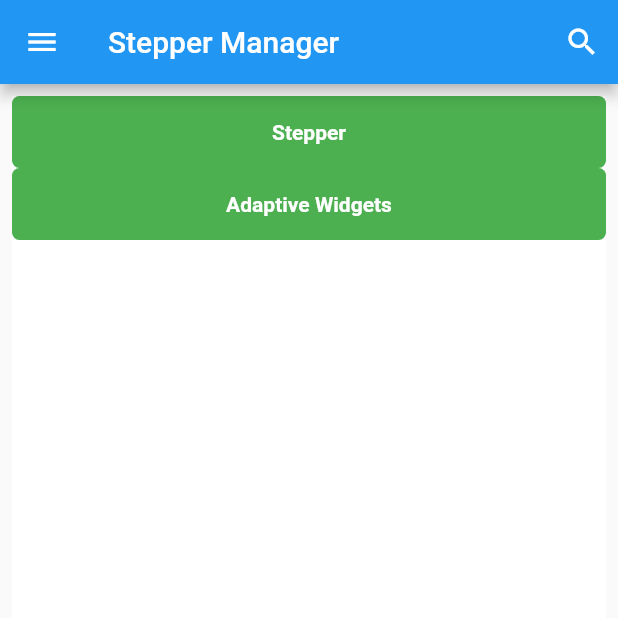
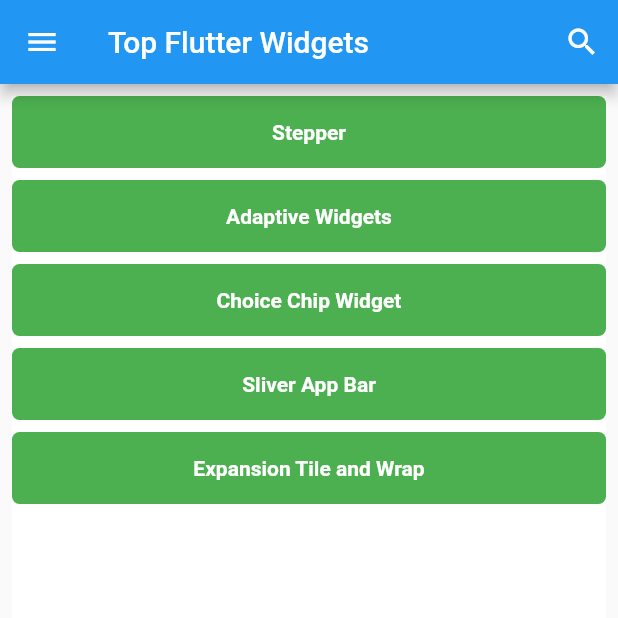
Before and after one commit to shakiz/flutter_top_widgets, a Flutter app: the screen it shows after launch, on a phone screen of 412 x 824 dp, the top half of it. Run offline on Flutter 3.47's test engine with Material 2 defaults, Android fonts, the light colour scheme and no system bars.

Commit message:
more widgets added

```diff
--- a/lib/home_page.dart
+++ b/lib/home_page.dart
@@ -1,6 +1,9 @@
 import 'package:flutter/cupertino.dart';
 import 'package:flutter/material.dart';
 import 'package:flutter_top_widgets/adaptive_widgets/adaptive_widgets.dart';
+import 'package:flutter_top_widgets/choice_chip_widget/choice_chip_widget.dart';
+import 'package:flutter_top_widgets/expansion_tile_and_wrap/expansion_tile_and_wrap.dart';
+import 'package:flutter_top_widgets/sliver_app_bar_widget/sliver_app_bar_widget.dart';
 import 'package:flutter_top_widgets/stepper_manager/stepper_manager.dart';
 
 import 'appbar_search_delegate/custom_appbar_search_delegate.dart';
@@ -17,11 +20,11 @@ class _HomePageState extends State<HomePage> {
   Widget build(BuildContext context) {
     return Scaffold(
       appBar: AppBar(
-        title: const Text("Stepper Manager"),
+        title: const Text("Top Flutter Widgets"),
         leading: Builder(
           builder: (context) => InkWell(
             onTap: () {
-              Navigator.of(context).pop();
+              //Navigator.of(context).pop();
             },
             child: const Icon(Icons.menu),
           ),
@@ -62,6 +65,7 @@ class _HomePageState extends State<HomePage> {
                 ),
               ),
             ),
+            const SizedBox(height: 8),
             TextButton(
               style: ButtonStyle(
                 backgroundColor: MaterialStateProperty.all(Colors.green),
@@ -84,6 +88,75 @@ class _HomePageState extends State<HomePage> {
                 ),
               ),
             ),
+            const SizedBox(height: 8),
+            TextButton(
+              style: ButtonStyle(
+                backgroundColor: MaterialStateProperty.all(Colors.green),
+                shape: MaterialStateProperty.all(RoundedRectangleBorder(
+                  borderRadius: BorderRadius.circular(5.0),
+                )),
+              ),
+              onPressed: () async {
+                Navigator.push(context, MaterialPageRoute(builder: (context) => const ChoiceChipWidgets()));
+              },
+              //LOGIN //Drawer Main
+              child: const Padding(
+                padding: EdgeInsets.all(8),
+                child: Center(
+                  child: Text(
+                    "Choice Chip Widget",
+                    textAlign: TextAlign.center,
+                    style: TextStyle(color: Colors.white, fontWeight: FontWeight.bold),
+                  ),
+                ),
+              ),
+            ),
+            const SizedBox(height: 8),
+            TextButton(
+              style: ButtonStyle(
+                backgroundColor: MaterialStateProperty.all(Colors.green),
+                shape: MaterialStateProperty.all(RoundedRectangleBorder(
+                  borderRadius: BorderRadius.circular(5.0),
+                )),
+              ),
+              onPressed: () async {
+                Navigator.push(context, MaterialPageRoute(builder: (context) => const SliverAppBarWidget()));
+              },
+              //LOGIN //Drawer Main
+              child: const Padding(
+                padding: EdgeInsets.all(8),
+                child: Center(
+                  child: Text(
+                    "Sliver App Bar",
+                    textAlign: TextAlign.center,
+                    style: TextStyle(color: Colors.white, fontWeight: FontWeight.bold),
+                  ),
+                ),
+              ),
+            ),
+            const SizedBox(height: 8),
+            TextButton(
+              style: ButtonStyle(
+                backgroundColor: MaterialStateProperty.all(Colors.green),
+                shape: MaterialStateProperty.all(RoundedRectangleBorder(
+                  borderRadius: BorderRadius.circular(5.0),
+                )),
+              ),
+              onPressed: () async {
+                Navigator.push(context, MaterialPageRoute(builder: (context) => const ExpansionTileAndWrap()));
+              },
+              //LOGIN //Drawer Main
+              child: const Padding(
+                padding: EdgeInsets.all(8),
+                child: Center(
+                  child: Text(
+                    "Expansion Tile and Wrap",
+                    textAlign: TextAlign.center,
+                    style: TextStyle(color: Colors.white, fontWeight: FontWeight.bold),
+                  ),
+                ),
+              ),
+            ),
           ],
         ),
       ),
```
